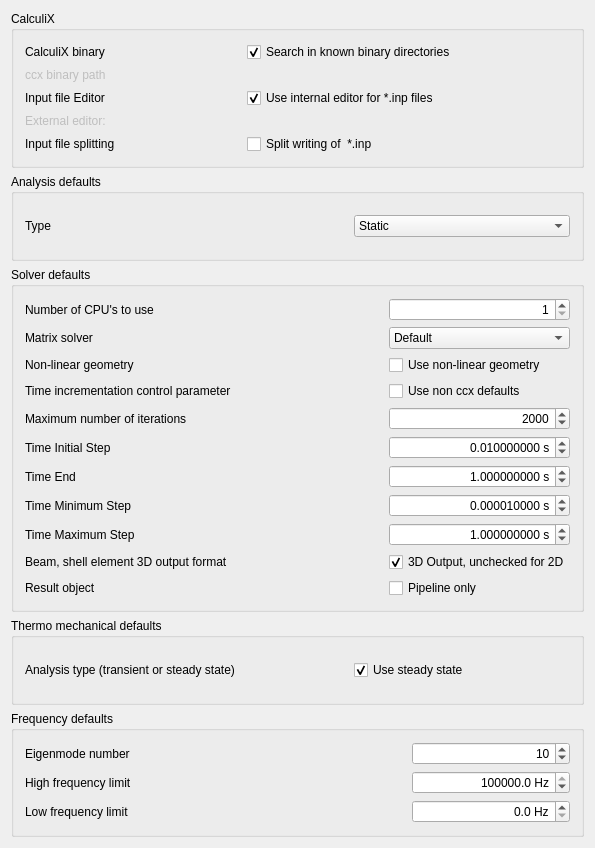
This is src/Mod/Fem/Gui/DlgSettingsFemCcx.ui in southseact-3d/fcd as Qt 5 draws it before an edit. The edited form follows.
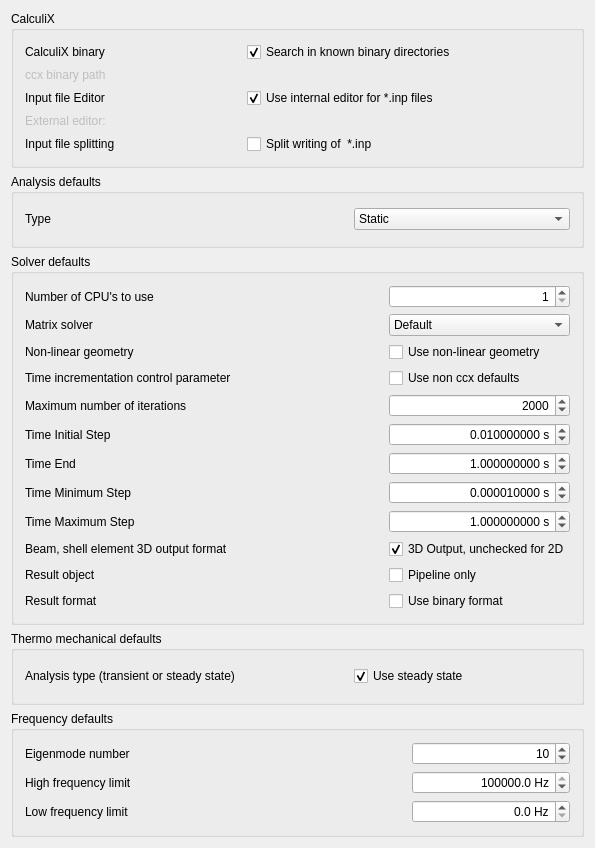
This is the edited form. Icons and pictures are not drawn. Custom widgets are drawn as their Qt base class.

What changed in the file:
```diff
--- a/src/Mod/Fem/Gui/DlgSettingsFemCcx.ui
+++ b/src/Mod/Fem/Gui/DlgSettingsFemCcx.ui
@@ -686,6 +686,33 @@
           </property>
          </widget>
         </item>
+        <item row="11" column="0">
+         <widget class="QLabel" name="l_result_format">
+          <property name="text">
+           <string>Result format</string>
+          </property>
+         </widget>
+        </item>
+        <item row="11" column="2">
+         <widget class="Gui::PrefCheckBox" name="ckb_result_format">
+          <property name="toolTip">
+           <string>Save result in binary format.
+Only ta  kes effect if 'Pipeline only' is enabled</string>
+          </property>
+          <property name="text">
+           <string>Use binary format</string>
+          </property>
+          <property name="checked">
+           <bool>false</bool>
+          </property>
+          <property name="prefEntry" stdset="0">
+           <cstring>BinaryOutput</cstring>
+          </property>
+          <property name="prefPath" stdset="0">
+           <cstring>Mod/Fem/Ccx</cstring>
+          </property>
+         </widget>
+        </item>
        </layout>
       </item>
      </layout>
```
